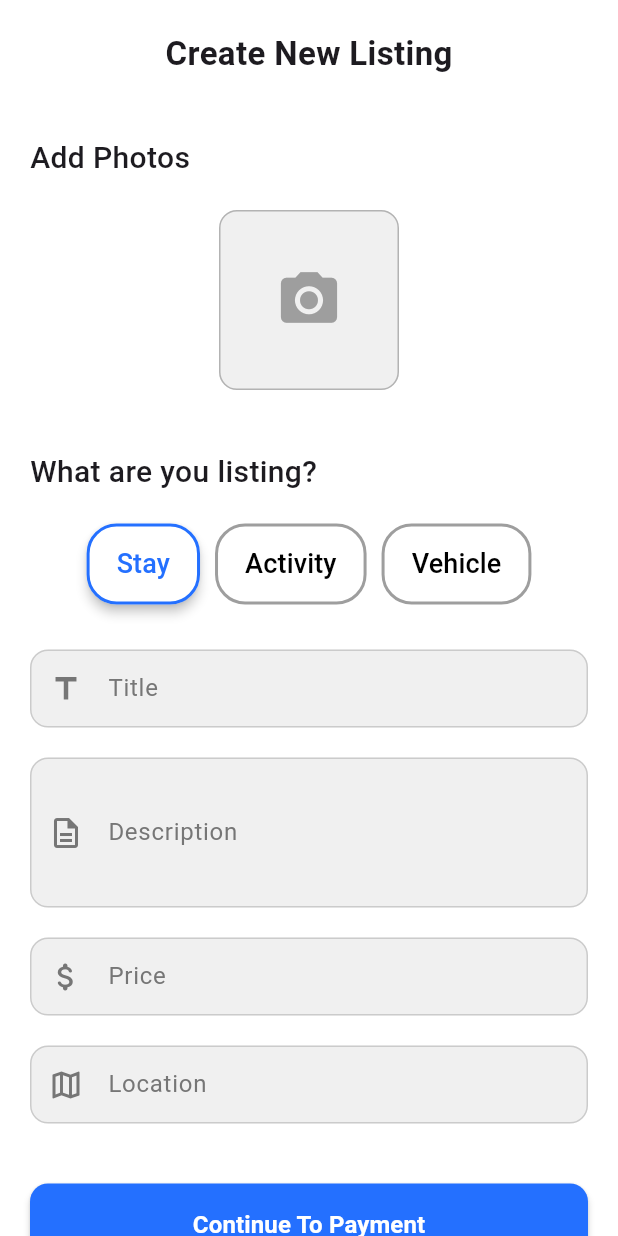
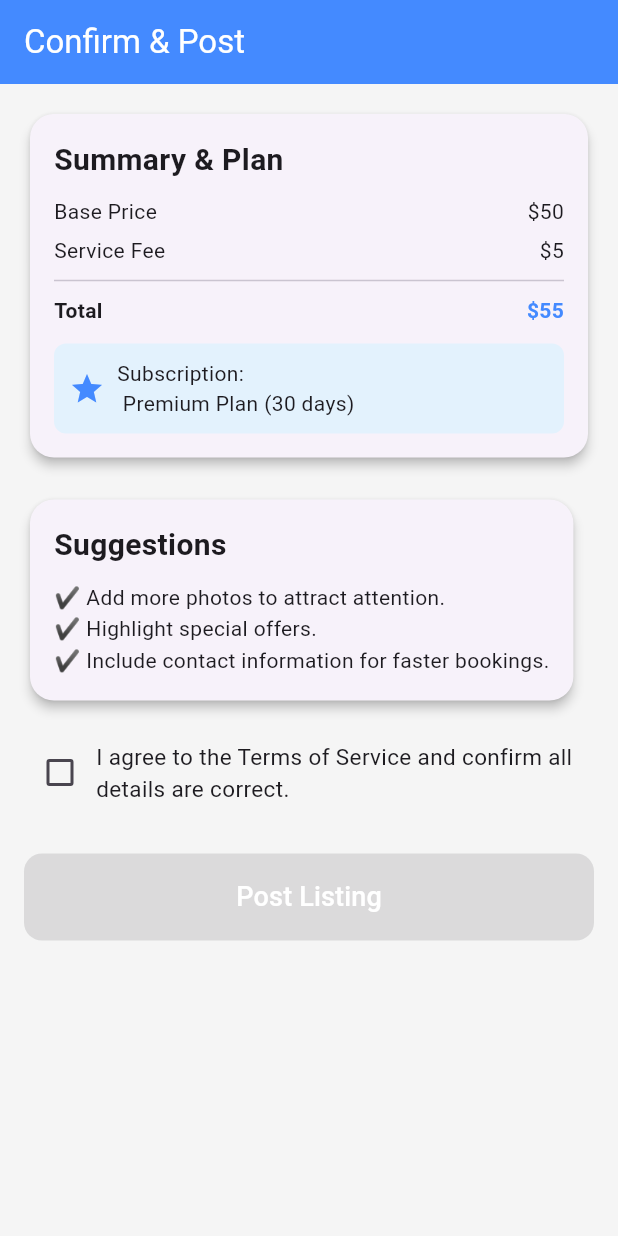
Before and after one commit to mustafaots/Mobile-Dev-Project, a Flutter app: the screen it shows after launch, on a phone screen of 412 x 824 dp. Run offline on Flutter 3.47's test engine with Material 3 defaults, Android fonts, the light colour scheme and no system bars; our stand-ins replace font_awesome_flutter.

Commit message:
feat: Finished Confirm Listing Screen

```diff
--- /dev/null
+++ b/easy_vacation/lib/classes/ConfirmListingScreen.dart
@@ -0,0 +1,184 @@
+import 'package:easy_vacation/shared/colors.dart';
+import 'package:flutter/material.dart';
+
+class ConfirmAndPostScreen extends StatefulWidget {
+  const ConfirmAndPostScreen({super.key});
+
+  @override
+  State<ConfirmAndPostScreen> createState() => _ConfirmAndPostScreenState();
+}
+
+class _ConfirmAndPostScreenState extends State<ConfirmAndPostScreen> {
+  bool agreedCheck = false;
+
+  @override
+  Widget build(BuildContext context) {
+    return Scaffold(
+      backgroundColor: Colors.grey[100],
+      appBar: AppBar(
+        title: const Text("Confirm & Post"),
+        backgroundColor: blue,
+        foregroundColor: white,
+      ),
+
+      body: SingleChildScrollView(
+        padding: const EdgeInsets.all(16),
+        child: Column(
+          crossAxisAlignment: CrossAxisAlignment.start,
+          children: [
+
+            Card(
+              elevation: 3,
+              shape: RoundedRectangleBorder(
+                borderRadius: BorderRadius.circular(16),
+              ),
+              child: Padding(
+                padding: const EdgeInsets.all(16),
+                child: Column(
+                  crossAxisAlignment: CrossAxisAlignment.start,
+                  children: [
+                    const Text(
+                      "Summary & Plan",
+                      style: TextStyle(
+                        fontSize: 20,
+                        fontWeight: FontWeight.bold,
+                      ),
+                    ),
+                    const SizedBox(height: 10),
+                    Row(
+                      mainAxisAlignment: MainAxisAlignment.spaceBetween,
+                      children: const [
+                        Text("Base Price"),
+                        Text("\$50"),
+                      ],
+                    ),
+                    const SizedBox(height: 6),
+                    Row(
+                      mainAxisAlignment: MainAxisAlignment.spaceBetween,
+                      children: const [
+                        Text("Service Fee"),
+                        Text("\$5"),
+                      ],
+                    ),
+                    const Divider(height: 20, thickness: 1),
+                    Row(
+                      mainAxisAlignment: MainAxisAlignment.spaceBetween,
+                      children: const [
+                        Text(
+                          "Total",
+                          style: TextStyle(fontWeight: FontWeight.bold),
+                        ),
+                        Text(
+                          "\$55",
+                          style: TextStyle(
+                            fontWeight: FontWeight.bold,
+                            color: Colors.blueAccent,
+                          ),
+                        ),
+                      ],
+                    ),
+                    const SizedBox(height: 12),
+                    Container(
+                      padding: const EdgeInsets.all(10),
+                      decoration: BoxDecoration(
+                        color: Colors.blue[50],
+                        borderRadius: BorderRadius.circular(8),
+                      ),
+                      child: const Row(
+                        children: [
+                          Icon(Icons.star, color: Colors.blueAccent),
+                          SizedBox(width: 8),
+                          Text("Subscription: \n Premium Plan (30 days)"),
+                        ],
+                      ),
+                    ),
+                  ],
+                ),
+              ),
+            ),
+
+            const SizedBox(height: 20),
+
+            Card(
+              elevation: 3,
+              shape: RoundedRectangleBorder(
+                borderRadius: BorderRadius.circular(16),
+              ),
+              child: Padding(
+                padding: const EdgeInsets.all(16),
+                child: Column(
+                  crossAxisAlignment: CrossAxisAlignment.start,
+                  children: const [
+                    Text(
+                      "Suggestions",
+                      style: TextStyle(
+                        fontSize: 20,
+                        fontWeight: FontWeight.bold,
+                      ),
+                    ),
+                    SizedBox(height: 10),
+                    Text(
+                      "✔️ Add more photos to attract attention.\n"
+                      "✔️ Highlight special offers.\n"
+                      "✔️ Include contact information for faster bookings.",
+                      style: TextStyle(height: 1.5),
+                    ),
+                  ],
+                ),
+              ),
+            ),
+
+            const SizedBox(height: 20),
+
+            Row(
+              children: [
+                Checkbox(
+                  value: agreedCheck,
+                  onChanged: (val) {
+                    setState(() => agreedCheck = val!);
+                  },
+                  activeColor: Colors.blueAccent,
+                ),
+                const Expanded(
+                  child: Text(
+                    "I agree to the Terms of Service and confirm all details are correct.",
+                    style: TextStyle(fontSize: 15),
+                  ),
+                ),
+              ],
+            ),
+
+            const SizedBox(height: 30),
+
+            SizedBox(
+              width: double.infinity,
+              child: ElevatedButton(
+                onPressed: agreedCheck
+                    ? () {
+                        ScaffoldMessenger.of(context).showSnackBar(
+                          const SnackBar(
+                            content: Text("Listing posted successfully!"),
+                            backgroundColor: Colors.green,
+                          ),
+                        );
+                      }
+                    : null, // disabled if not agreed
+                style: ElevatedButton.styleFrom(
+                  padding: const EdgeInsets.symmetric(vertical: 16),
+                  backgroundColor: Colors.blueAccent,
+                  shape: RoundedRectangleBorder(
+                    borderRadius: BorderRadius.circular(12),
+                  ),
+                ),
+                child: const Text(
+                  "Post Listing",
+                  style: TextStyle(fontSize: 18, color: Colors.white),
+                ),
+              ),
+            ),
+          ],
+        ),
+      ),
+    );
+  }
+}
--- a/easy_vacation/lib/classes/CreateListingScreen.dart
+++ b/easy_vacation/lib/classes/CreateListingScreen.dart
@@ -3,7 +3,6 @@ import 'package:easy_vacation/shared/shared_styles.dart';
 import 'package:easy_vacation/styles/CreateListingStyles.dart';
 import 'package:easy_vacation/styles/RegistrationStyles.dart';
 import 'package:flutter/material.dart';
-import 'package:font_awesome_flutter/font_awesome_flutter.dart';
 
 class CreateListing extends StatefulWidget {
   const CreateListing({super.key});
@@ -30,18 +29,19 @@ class _CreateListingState extends State<CreateListing> {
 
   @override
   Widget build(BuildContext context) {
-    return SafeArea(
-      child: Scaffold(
+    return Scaffold(
+      appBar: AppBar(
+        title: const Text("Create Listing"),
+        backgroundColor: blue,
+        foregroundColor: white,
+      ),
       backgroundColor: white,
       body: SingleChildScrollView(
         padding: const EdgeInsets.all(20),
         child: Column(
           crossAxisAlignment: CrossAxisAlignment.start,
           children: [
-              screen_title('Create New Listing'),
-              space(30),
 
-              // 🖼️ Add Photos Section
             header2('Add Photos'),
             space(10),
             Center(
@@ -69,7 +69,6 @@ class _CreateListingState extends State<CreateListing> {
 
             space(30),
 
-              // 🏷️ What are you listing
             header2('What are you listing?'),
             space(10),
 
@@ -90,7 +89,6 @@ class _CreateListingState extends State<CreateListing> {
 
             space(30),
 
-              // 🧾 Form Fields
             Form(
               key: _formKey,
               child: Column(
@@ -149,7 +147,6 @@ class _CreateListingState extends State<CreateListing> {
               ),
             ),
 
-              // 💳 Continue Button
             SizedBox(
               width: double.infinity,
               child: ElevatedButton(
@@ -171,7 +168,6 @@ class _CreateListingState extends State<CreateListing> {
           ],
         ),
       ),
-      ),
     );
   }
 }
--- a/easy_vacation/lib/main.dart
+++ b/easy_vacation/lib/main.dart
@@ -1,3 +1,4 @@
+import 'package:easy_vacation/classes/ConfirmListingScreen.dart';
 import 'package:easy_vacation/classes/LoginScreen.dart';
 import 'package:easy_vacation/classes/SignUpScreen.dart';
 import 'package:easy_vacation/classes/CreateListingScreen.dart';
@@ -14,7 +15,7 @@ class MainApp extends StatelessWidget {
   Widget build(BuildContext context) {
     return const MaterialApp(
       debugShowCheckedModeBanner: false,
-      home: CreateListing()
+      home: ConfirmAndPostScreen()
     );
   }
 }
--- a/easy_vacation/lib/shared/colors.dart
+++ b/easy_vacation/lib/shared/colors.dart
@@ -1,7 +1,8 @@
 import 'dart:ui';
+import 'package:flutter/material.dart';
 
 Color white = Color.fromARGB(255, 255, 255, 255);
 Color black = Color.fromARGB(255, 0, 0, 0);
-Color blue = Color.fromARGB(255, 36, 112, 255);
+Color blue = Colors.blueAccent;
 Color grey = const Color.fromARGB(255, 118, 118, 118);
 Color lightGrey = const Color.fromARGB(255, 240, 240, 240);
```
Lines whose indentation alone changed are shown as unchanged.
